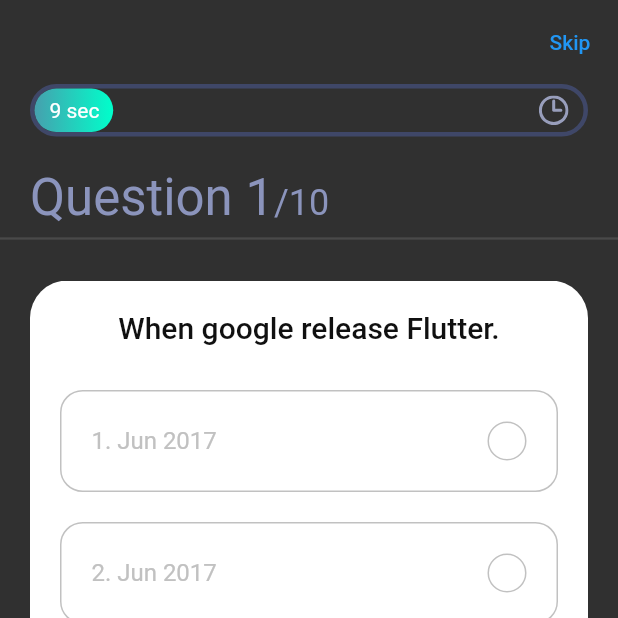
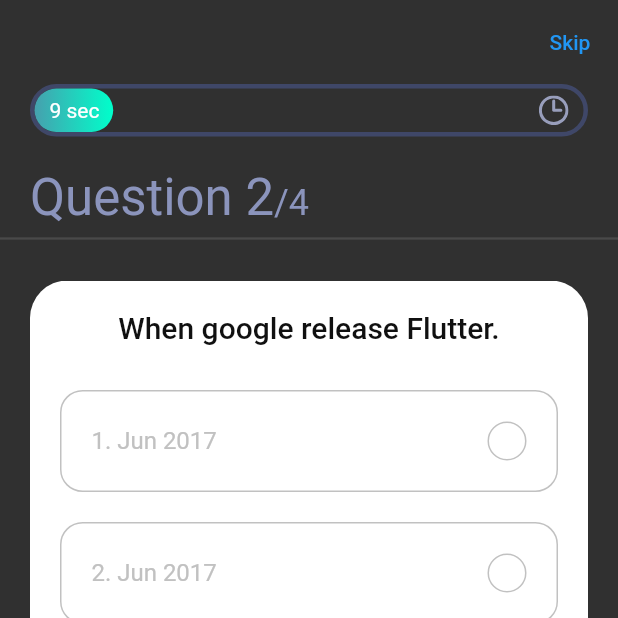
Before and after one commit to dmitryrocha/quiz_app, a Flutter app: the screen it shows after launch, swiped to page 2, on a phone screen of 412 x 824 dp, the top half of it. Run offline on Flutter 3.47's test engine with Material 2 defaults, Android fonts, the phone set to English and light mode, and no system bars; our stand-ins replace flutter_svg, get.

Commit message:
Controlador de animações e questões atualizado

```diff
--- a/lib/screens/quiz/components/body.dart
+++ b/lib/screens/quiz/components/body.dart
@@ -34,22 +34,25 @@ class Body extends StatelessWidget {
               Padding(
                 padding:
                     const EdgeInsets.symmetric(horizontal: kDefaultPadding),
-                child: Text.rich(
+                child: Obx(
+                  () => Text.rich(
                     TextSpan(
-                    text: "Question 1",
+                      text:
+                          "Question ${_questionController.questionNumber.value}",
                       style: Theme.of(context)
                           .textTheme
                           .headline4
                           .copyWith(color: kSecondaryColor),
                       children: [
                         TextSpan(
-                        text: "/10",
+                          text: "/${_questionController.questions.length}",
                           style: Theme.of(context)
                               .textTheme
                               .headline5
                               .copyWith(color: kSecondaryColor),
                         )
                       ],
+                    ),
                   ),
                 ),
               ),
@@ -64,7 +67,10 @@ class Body extends StatelessWidget {
                   physics: NeverScrollableScrollPhysics(),
                   controller: _questionController.pageController,
                   itemCount: _questionController.questions.length,
-                  itemBuilder: (context, index) => QuestionCard(question: _questionController.questions[index],),
+                  onPageChanged: _questionController.updatePageNumber,
+                  itemBuilder: (context, index) => QuestionCard(
+                    question: _questionController.questions[index],
+                  ),
                 ),
               ),
             ],
```
Also changed, not shown: lib/controllers/question_controller.dart (+14 -7 lines). Lines whose indentation alone changed are shown as unchanged.
